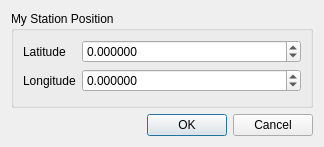
Above: sdrgui/gui/myposdialog.ui from f4exb/sdrangel before the change. Below: the same form after it.
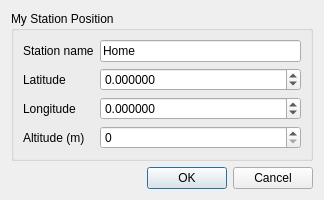
That is the form after the change.

Commit message: Add ADS-B Demodulator plugin. Add GS232 Rotator Controller feature plugin. Add altitude and station name to My Positon. Use QtDeploy to ensure all required Qt libraries are included (Should fix OpenGL issues)

```diff
--- a/sdrgui/gui/myposdialog.ui
+++ b/sdrgui/gui/myposdialog.ui
@@ -7,7 +7,7 @@
     <x>0</x>
     <y>0</y>
     <width>324</width>
-    <height>147</height>
+    <height>190</height>
    </rect>
   </property>
   <property name="font">
@@ -26,21 +26,21 @@
       <string>My Station Position</string>
      </property>
      <layout class="QFormLayout" name="formLayout">
-      <item row="0" column="0">
+      <item row="2" column="0">
        <widget class="QLabel" name="latitudeLabel">
         <property name="text">
          <string>Latitude</string>
         </property>
        </widget>
       </item>
-      <item row="1" column="0">
+      <item row="3" column="0">
        <widget class="QLabel" name="longitudeLabel">
         <property name="text">
          <string>Longitude</string>
         </property>
        </widget>
       </item>
-      <item row="1" column="1">
+      <item row="3" column="1">
        <widget class="QDoubleSpinBox" name="longitudeSpinBox">
         <property name="decimals">
          <number>6</number>
@@ -53,7 +53,7 @@
         </property>
        </widget>
       </item>
-      <item row="0" column="1">
+      <item row="2" column="1">
        <widget class="QDoubleSpinBox" name="latitudeSpinBox">
         <property name="decimals">
          <number>6</number>
@@ -66,6 +66,37 @@
         </property>
        </widget>
       </item>
+      <item row="4" column="1">
+       <widget class="QSpinBox" name="altitudeSpinBox">
+        <property name="toolTip">
+         <string>Altitude in metres</string>
+        </property>
+       </widget>
+      </item>
+      <item row="4" column="0">
+       <widget class="QLabel" name="altitudeLabel">
+        <property name="text">
+         <string>Altitude (m)</string>
+        </property>
+       </widget>
+      </item>
+      <item row="0" column="1">
+       <widget class="QLineEdit" name="name">
+        <property name="toolTip">
+         <string>Enter the name of your station</string>
+        </property>
+        <property name="text">
+         <string>Home</string>
+        </property>
+       </widget>
+      </item>
+      <item row="0" column="0">
+       <widget class="QLabel" name="nameLabel">
+        <property name="text">
+         <string>Station name</string>
+        </property>
+       </widget>
+      </item>
      </layout>
     </widget>
    </item>
```
Left out of the diff: 11 changed lines with no effect on the pictures. The commit also changes 91 other files.
